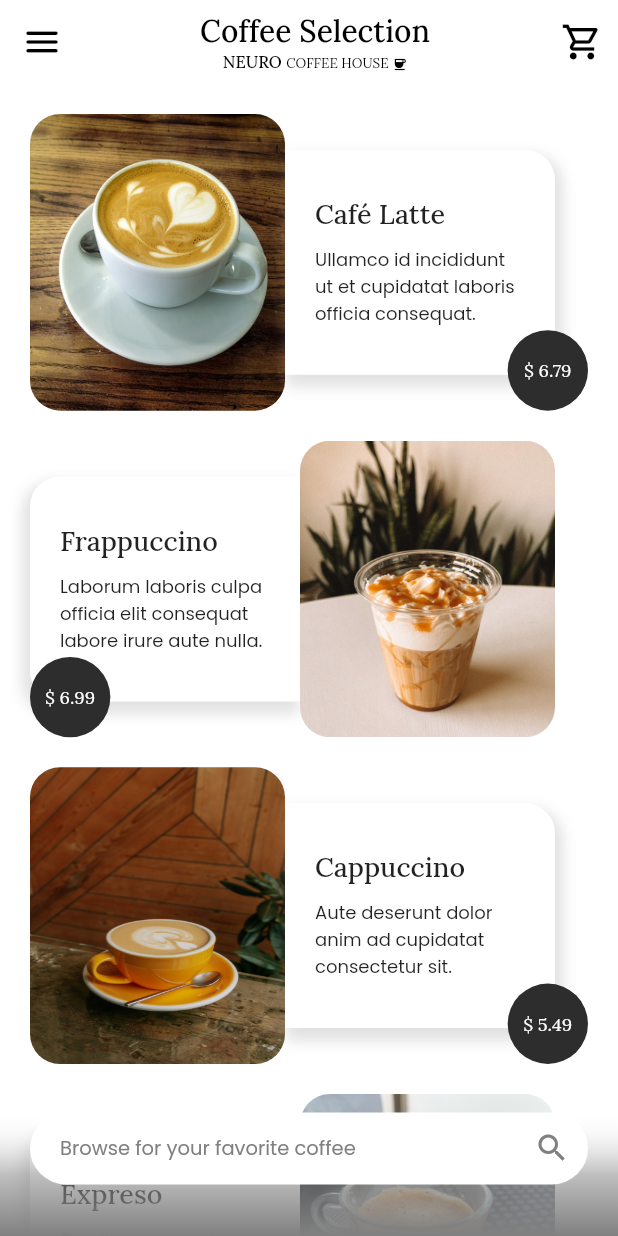
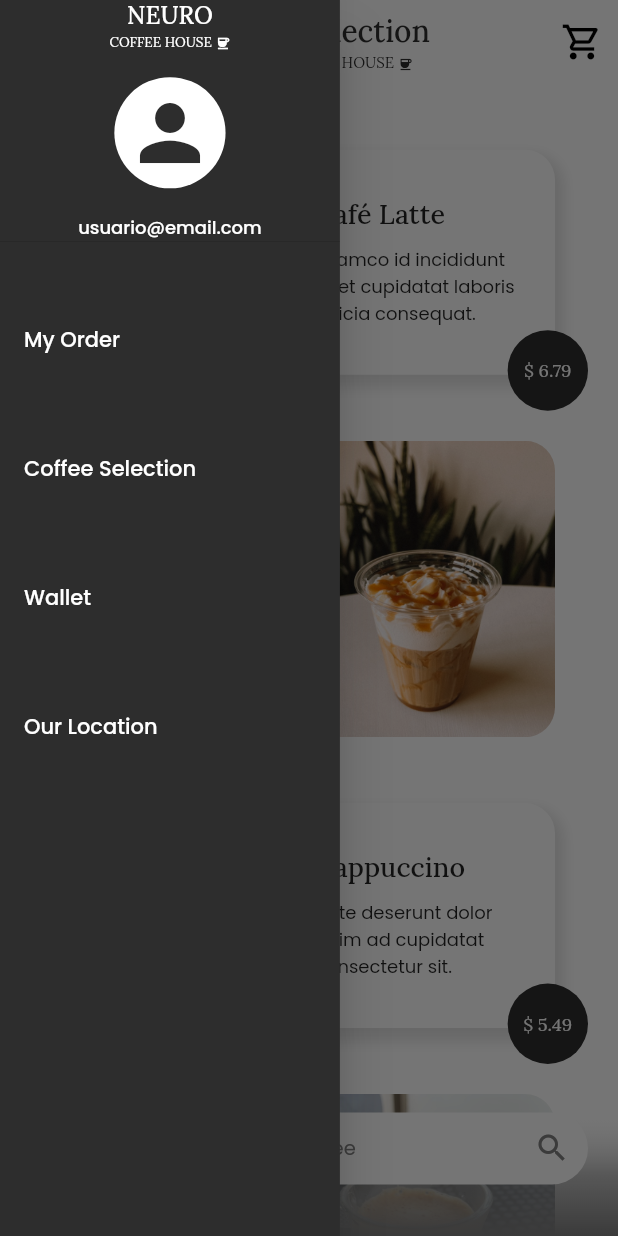
Before and after one commit to AngelJara7/coffee_app, a Flutter app: the screen it shows after launch, with the side drawer open (before the commit the screen has no drawer), on a phone screen of 412 x 824 dp. Run offline on Flutter 3.47's test engine with Material 2 defaults, Android fonts, the phone set to English and light mode, and no system bars; our stand-ins replace google_fonts.

Commit message:
creación de menu lateral

```diff
--- a/assets/product.json
+++ b/assets/products.json
@@ -1,5 +1,5 @@
 {
-    "product":
+    "products":
     [
         {
             "id": "1",
--- a/lib/models/product.dart
+++ b/lib/models/products.dart
@@ -9,14 +9,14 @@ class NewsResponse {
         required this.product,
     });
 
-    List<Product> product;
+    List<Products> product;
 
     factory NewsResponse.fromRawJson(String str) => NewsResponse.fromJson(json.decode(str));
 
     // String toRawJson() => json.encode(toJson());
 
     factory NewsResponse.fromJson(Map<String, dynamic> json) => NewsResponse(
-        product: List<Product>.from(json["product"].map((x) => Product.fromJson(x))),
+        product: List<Products>.from(json["products"].map((x) => Products.fromJson(x))),
     );
 
     // Map<String, dynamic> toJson() => {
@@ -24,8 +24,8 @@ class NewsResponse {
     // };
 }
 
-class Product {
-    Product({
+class Products {
+    Products({
         required this.id,
         required this.name,
         required this.img,
@@ -41,11 +41,11 @@ class Product {
     int value;
     double price;
 
-    factory Product.fromRawJson(String str) => Product.fromJson(json.decode(str));
+    factory Products.fromRawJson(String str) => Products.fromJson(json.decode(str));
 
     // String toRawJson() => json.encode(toJson());
 
-    factory Product.fromJson(Map<String, dynamic> json) => Product(
+    factory Products.fromJson(Map<String, dynamic> json) => Products(
         id: json["id"],
         name: json["name"],
         img: json["img"],
--- a/lib/pages/product_details_page.dart
+++ b/lib/pages/product_details_page.dart
@@ -1,7 +1,7 @@
 import 'package:coffee_app/widgets/widgets.dart';
 import 'package:flutter/material.dart';
 import 'package:google_fonts/google_fonts.dart';
-import '../models/product.dart';
+import '../models/products.dart';
 
 class ProductDetailsPage extends StatelessWidget {
 
@@ -10,7 +10,7 @@ class ProductDetailsPage extends StatelessWidget {
   @override
   Widget build(BuildContext context) {
 
-    final Product product = ModalRoute.of(context)!.settings.arguments as Product;
+    final Products product = ModalRoute.of(context)!.settings.arguments as Products;
 
     return Scaffold(
       backgroundColor: Colors.white,
--- a/lib/pages/products_list_page.dart
+++ b/lib/pages/products_list_page.dart
@@ -20,12 +20,16 @@ class ProductsListPage extends StatelessWidget {
         elevation: 0,
         backgroundColor: Colors.white,
 
-        leading: IconButton(
-          icon: const Icon(Icons.menu_rounded, color: Colors.black, size: 28,),
-          onPressed: () {},
+        iconTheme: const IconThemeData(
+          color: Color.fromRGBO(45, 45, 45, 1)
         ),
 
-        title: HeaderPage(titlePage: 'Coffee Selection', textLogo: 'NEURO ', textpage: 'COFFEE HOUSE ', icon: Icons.coffee_sharp,),
+        // leading: IconButton(
+        //   icon: const Icon(Icons.menu_rounded, color: Colors.black, size: 28,),
+        //   onPressed: () {},
+        // ),
+
+        title: const HeaderPage(titlePage: 'Coffee Selection', textLogo: 'NEURO ', textpage: 'COFFEE HOUSE ', icon: Icons.coffee_sharp, color: Color.fromRGBO(45, 45, 45, 1), fontSizeTitle: 20, fontSize: 10,),
 
         actions: [
           IconButton(
@@ -34,6 +38,8 @@ class ProductsListPage extends StatelessWidget {
           ),
         ],
       ),
+
+      drawer: const SideMenu(),
 
       body: Stack(
         alignment: Alignment.bottomCenter,
--- a/lib/providers/product_provider.dart
+++ b/lib/providers/product_provider.dart
@@ -1,11 +1,11 @@
-import 'package:coffee_app/models/product.dart';
+import 'package:coffee_app/models/products.dart';
 import 'package:flutter/material.dart';
 import 'package:flutter/services.dart';
 
 class ProductProvider extends ChangeNotifier{
 
-  List<Product> products = [];
-  final String routeFile = 'assets/product.json';
+  List<Products> products = [];
+  final String routeFile = 'assets/products.json';
 
   ProductProvider() {
     getAllProduct();
--- a/lib/widgets/card_product.dart
+++ b/lib/widgets/card_product.dart
@@ -1,4 +1,4 @@
-import 'package:coffee_app/models/product.dart';
+import 'package:coffee_app/models/products.dart';
 import 'package:coffee_app/widgets/widgets.dart';
 import 'package:flutter/material.dart';
 
@@ -6,7 +6,7 @@ class CardProduct extends StatelessWidget {
 
   const CardProduct({super.key, required this.product});
 
-  final Product product;
+  final Products product;
 
   @override
   Widget build(BuildContext context) {
--- a/lib/widgets/description_product.dart
+++ b/lib/widgets/description_product.dart
@@ -1,13 +1,13 @@
 import 'package:flutter/material.dart';
 import 'package:google_fonts/google_fonts.dart';
 
-import '../models/product.dart';
+import '../models/products.dart';
 
 class DescriptionProduct extends StatelessWidget {
 
   const DescriptionProduct({super.key, required this.product,});
 
-  final Product product;
+  final Products product;
 
   @override
   Widget build(BuildContext context) {
--- a/lib/widgets/header_page.dart
+++ b/lib/widgets/header_page.dart
@@ -5,24 +5,26 @@ class HeaderPage extends StatelessWidget {
   final String titlePage;
   final String textLogo;
   final String textpage;
-  final font = GoogleFonts.lora();
   final IconData icon;
+  final Color color;
+  final double fontSizeTitle;
+  final double fontSize;
 
-  HeaderPage({super.key, required this.titlePage, required this.textLogo, required this.icon, required this.textpage,});
+  const HeaderPage({super.key, required this.titlePage, required this.textLogo, required this.icon, required this.textpage, required this.color, required this.fontSizeTitle, required this.fontSize});
 
   @override
   Widget build(BuildContext context) {
     return Column(
       mainAxisAlignment: MainAxisAlignment.center,
       children: [
-        Text(titlePage, style: GoogleFonts.lora(fontWeight: FontWeight.w500, fontSize: 20, color: Colors.black,)),
+        Text(titlePage, style: GoogleFonts.lora(fontWeight: FontWeight.w500, fontSize: fontSizeTitle, color: color)),
         Row(
           mainAxisAlignment: MainAxisAlignment.center,
           crossAxisAlignment: CrossAxisAlignment.end,
           children: [
-            Text(textLogo, style: GoogleFonts.lora(fontWeight: FontWeight.w500, fontSize: 11, color: Colors.black,),),
-            Text(textpage, style: GoogleFonts.lora(fontWeight: FontWeight.normal, fontSize: 9, color: Colors.black,)),
-            Icon(icon, size: 10, color: Colors.black,)
+            Text(textLogo, style: GoogleFonts.lora(fontWeight: FontWeight.w500, fontSize: 11, color: color),),
+            Text(textpage, style: GoogleFonts.lora(fontWeight: FontWeight.normal, fontSize: fontSize, color: color)),
+            Icon(icon, size: 10, color: color,)
           ],
         )
       ],
--- /dev/null
+++ b/lib/widgets/side_menu.dart
@@ -0,0 +1,66 @@
+import 'package:flutter/material.dart';
+import 'package:google_fonts/google_fonts.dart';
+import 'widgets.dart';
+
+class SideMenu extends StatelessWidget {
+  const SideMenu({super.key,});
+
+  @override
+  Widget build(BuildContext context) {
+    return Drawer(
+      backgroundColor: const Color.fromRGBO(45, 45, 45, 1),
+      width: MediaQuery.of(context).size.width * 0.55,
+      child: ListView(
+        children: [
+          DrawerHeader(
+            padding: const EdgeInsets.all(0),
+            child: Column(
+              mainAxisAlignment: MainAxisAlignment.spaceBetween,
+              children: [
+                const HeaderPage(titlePage: 'NEURO', textLogo: '', icon: Icons.coffee_sharp, textpage: 'COFFEE HOUSE ', color: Colors.white, fontSizeTitle: 16, fontSize: 9,),
+                Container(
+                  alignment: Alignment.center,
+                  padding: const EdgeInsets.all(5),
+                  height: MediaQuery.of(context).size.width * 0.18,
+                  width: MediaQuery.of(context).size.width * 0.18,
+                  decoration: BoxDecoration(
+                    color: Colors.white,
+                    borderRadius: BorderRadius.circular(100),
+                    //border: Border.all(width: 5, color: Colors.white)
+                  ),
+                  child: const Icon(
+                    Icons.person,
+                    size: 60,
+                    color: Color.fromRGBO(45, 45, 45, 1),
+                  ),
+                ),
+                Text('usuario@email.com', style: GoogleFonts.poppins(fontSize: 12, color: Colors.white),)
+              ],
+            )
+          ),
+          const SizedBox(height: 30,),
+          ListTile(
+            title: Text('My Order', style: GoogleFonts.poppins(fontSize: 14, color: Colors.white),),
+            onTap: (){},
+          ),
+          const SizedBox(height: 30,),
+          ListTile(
+            title: Text('Coffee Selection', style: GoogleFonts.poppins(fontSize: 14, color: Colors.white),),
+            onTap: (){},
+          ),
+          const SizedBox(height: 30,),
+          ListTile(
+            title: Text('Wallet', style: GoogleFonts.poppins(fontSize: 14, color: Colors.white),),
+            onTap: (){},
+          ),
+          const SizedBox(height: 30,),
+          ListTile(
+            title: Text('Our Location', style: GoogleFonts.poppins(fontSize: 14, color: Colors.white),),
+            onTap: (){},
+          ),
+          const SizedBox(height: 30,),
+        ],
+      ),
+    );
+  }
+}
--- a/lib/widgets/widgets.dart
+++ b/lib/widgets/widgets.dart
@@ -5,3 +5,4 @@ export 'package:coffee_app/widgets/description_product.dart';
 export 'package:coffee_app/widgets/flavor_options.dart';
 export 'package:coffee_app/widgets/header_page.dart';
 export 'package:coffee_app/widgets/price_product.dart';
+export 'package:coffee_app/widgets/side_menu.dart';
--- a/pubspec.yaml
+++ b/pubspec.yaml
@@ -65,7 +65,7 @@ flutter:
   assets:
     - assets/
     - assets/img/
-    - assets/product.json
+    - assets/products.json
   #   - images/a_dot_ham.jpeg
 
   # An image asset can refer to one or more resolution-specific "variants", see
```
